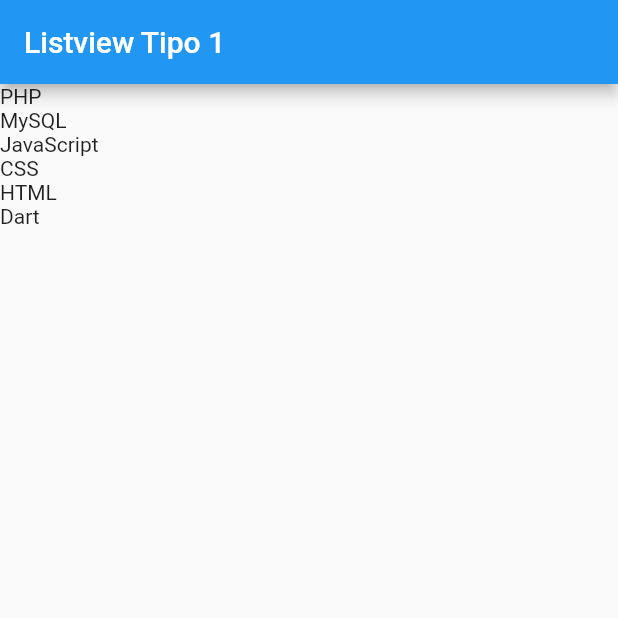
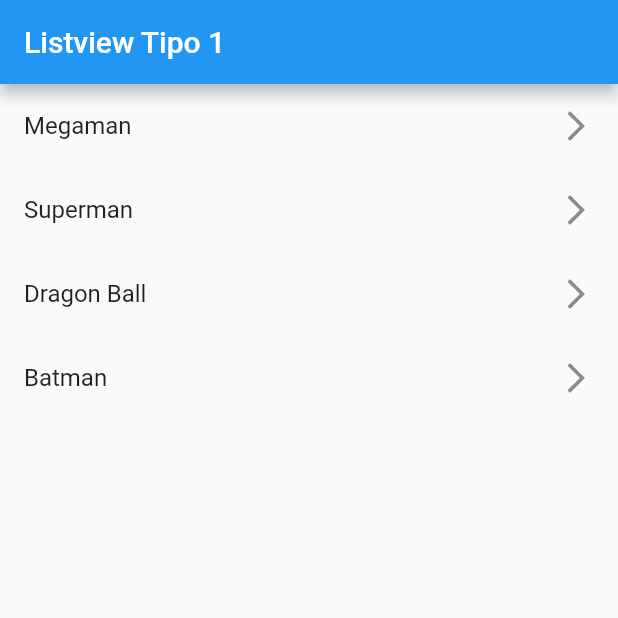
Before and after one commit to alexglzrys/flutter-widgets, a Flutter app: the screen it shows after launch, on a phone screen of 412 x 824 dp, the top half of it. Run offline on Flutter 3.47's test engine with Material 2 defaults, Android fonts, the phone set to English and light mode, and no system bars.

Commit message:
ListTile - a partir de un listado estático

```diff
--- a/lib/main.dart
+++ b/lib/main.dart
@@ -8,7 +8,7 @@ class MyApp extends StatelessWidget {
 
   @override
   Widget build(BuildContext context) {
-    return const MaterialApp(
+    return MaterialApp(
         debugShowCheckedModeBanner: false,
         title: 'Material App',
         home: ListviewScreen());
--- a/lib/screens/listview_screen.dart
+++ b/lib/screens/listview_screen.dart
@@ -1,7 +1,9 @@
 import 'package:flutter/material.dart';
 
 class ListviewScreen extends StatelessWidget {
-  const ListviewScreen({Key? key}) : super(key: key);
+  ListviewScreen({Key? key}) : super(key: key);
+
+  final opcionesMenu = ['Megaman', 'Superman', 'Dragon Ball', 'Batman'];
 
   @override
   Widget build(BuildContext context) {
@@ -12,14 +14,22 @@ class ListviewScreen extends StatelessWidget {
         body: ListView(
           /* Los ListView aceptan un conjunto de hijos
           para mostrarlos dentro del listado,
-          esto evita desbordamientos en la pantalla, provocando que los elementos se vean cortados o no aparezcan */
-          children: const [
-            Text('PHP'),
-            Text('MySQL'),
-            Text('JavaScript'),
-            Text('CSS'),
-            Text('HTML'),
-            Text('Dart')
+          esto evita desbordamientos en la pantalla, provocando que los elementos se vean cortados o no aparezcan
+
+          Se puede colocar cualquier tipo de Widget, pero...
+          ListTiles es el candidato para mostrar textos */
+          children: [
+            // Itero por cada elemento de mi lista, retorno un Widget ListTile, convierto el resultado del iterable a una lista, y desestructuro todo el contenido de esa lista dentro de mi children: []
+            ...opcionesMenu
+                .map((element) => ListTile(
+                    trailing: Icon(Icons.arrow_forward_ios_outlined),
+                    title: Text(element)))
+                .toList()
+
+            /*ListTile(
+              leading: Icon(Icons.ac_unit_sharp),
+              title: Text('PHP - Codeigniter + Laravel'),
+            )*/
           ],
         ));
   }
```
